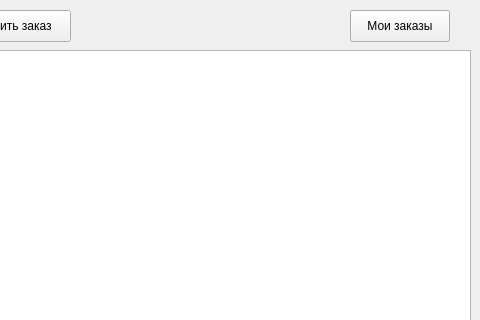
NousNous111/tourism_app, file app/TourismApp/mainwindow.ui: the form before one commit; both pictures show x 320 to 800 and y 0 to 320 of the 800 by 600 pixel window.
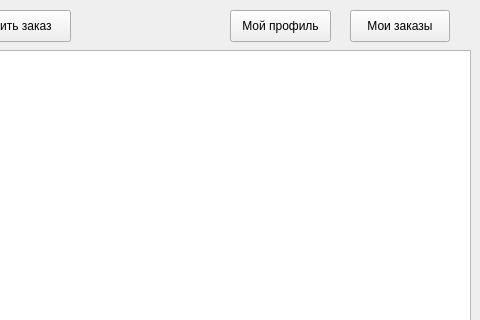
The form after the commit.

Commit message: Add client profile editing

```diff
--- a/app/TourismApp/mainwindow.ui
+++ b/app/TourismApp/mainwindow.ui
@@ -76,6 +76,19 @@
      <string>Мои заказы</string>
     </property>
    </widget>
+   <widget class="QPushButton" name="profileButton">
+    <property name="geometry">
+     <rect>
+      <x>550</x>
+      <y>10</y>
+      <width>101</width>
+      <height>32</height>
+     </rect>
+    </property>
+    <property name="text">
+     <string>Мой профиль</string>
+    </property>
+   </widget>
   </widget>
   <widget class="QMenuBar" name="menubar">
    <property name="geometry">
```
The commit also changes 8 other files.
